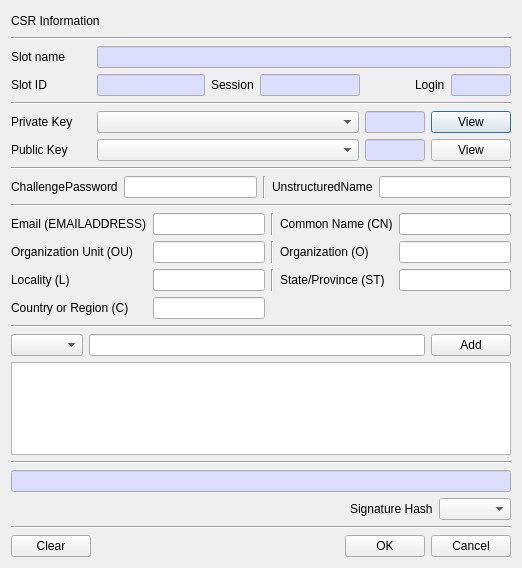
Above: CryptokiMan/make_csr_dlg.ui from jykim74/CryptokiMan before the change. Below: the same form after it.
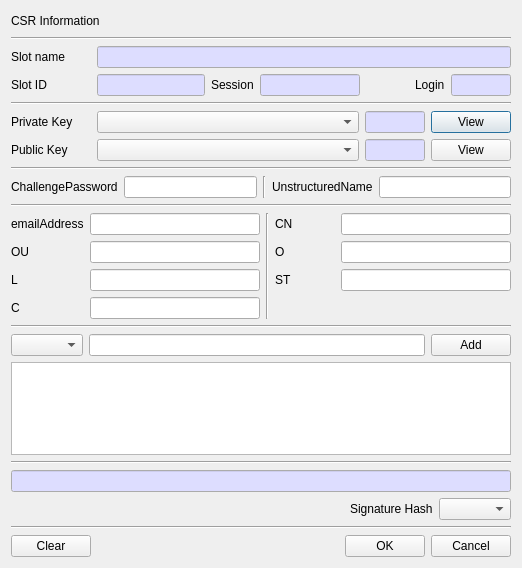
That is the form after the change.

Commit message: CSR DN 처리 개선

```diff
--- a/CryptokiMan/make_csr_dlg.ui
+++ b/CryptokiMan/make_csr_dlg.ui
@@ -461,14 +461,20 @@
      <item row="2" column="0">
       <widget class="QLabel" name="label_6">
        <property name="text">
-        <string>Locality (L)</string>
+        <string>L</string>
        </property>
       </widget>
      </item>
      <item row="0" column="3">
       <widget class="QLabel" name="label_2">
+       <property name="minimumSize">
+        <size>
+         <width>60</width>
+         <height>0</height>
+        </size>
+       </property>
        <property name="text">
-        <string>Common Name (CN)</string>
+        <string>CN</string>
        </property>
       </widget>
      </item>
@@ -478,7 +484,7 @@
      <item row="3" column="0">
       <widget class="QLabel" name="label_8">
        <property name="text">
-        <string>Country or Region (C)</string>
+        <string>C</string>
        </property>
       </widget>
      </item>
@@ -501,14 +507,14 @@
      <item row="2" column="3">
       <widget class="QLabel" name="label_7">
        <property name="text">
-        <string>State/Province (ST)</string>
+        <string>ST</string>
        </property>
       </widget>
      </item>
      <item row="0" column="0">
       <widget class="QLabel" name="label_3">
        <property name="text">
-        <string>Email (EMAILADDRESS)</string>
+        <string>emailAddress</string>
        </property>
       </widget>
      </item>
@@ -518,41 +524,27 @@
      <item row="1" column="3">
       <widget class="QLabel" name="label_4">
        <property name="text">
-        <string>Organization (O)</string>
+        <string>O</string>
        </property>
       </widget>
      </item>
      <item row="1" column="0">
       <widget class="QLabel" name="label_5">
        <property name="text">
-        <string>Organization Unit (OU)</string>
+        <string>OU</string>
        </property>
       </widget>
      </item>
      <item row="1" column="4">
       <widget class="QLineEdit" name="mOText"/>
      </item>
-     <item row="0" column="2">
+     <item row="0" column="2" rowspan="4">
       <widget class="Line" name="line_6">
        <property name="orientation">
         <enum>Qt::Vertical</enum>
        </property>
       </widget>
      </item>
-     <item row="1" column="2">
-      <widget class="Line" name="line_7">
-       <property name="orientation">
-        <enum>Qt::Vertical</enum>
-       </property>
-      </widget>
-     </item>
-     <item row="2" column="2">
-      <widget class="Line" name="line_8">
-       <property name="orientation">
-        <enum>Qt::Vertical</enum>
-       </property>
-      </widget>
-     </item>
     </layout>
    </item>
    <item>
```
The commit also changes 1 other file.
